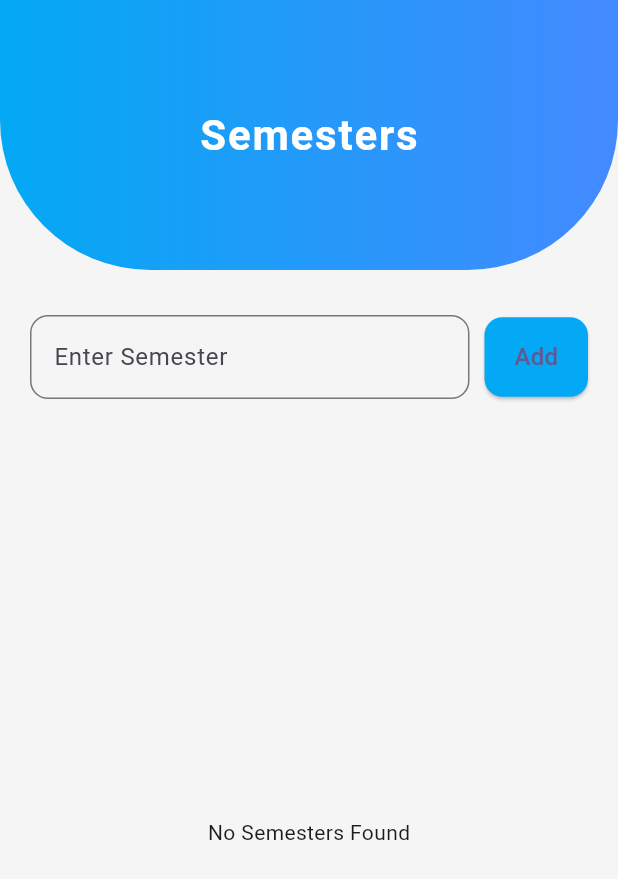
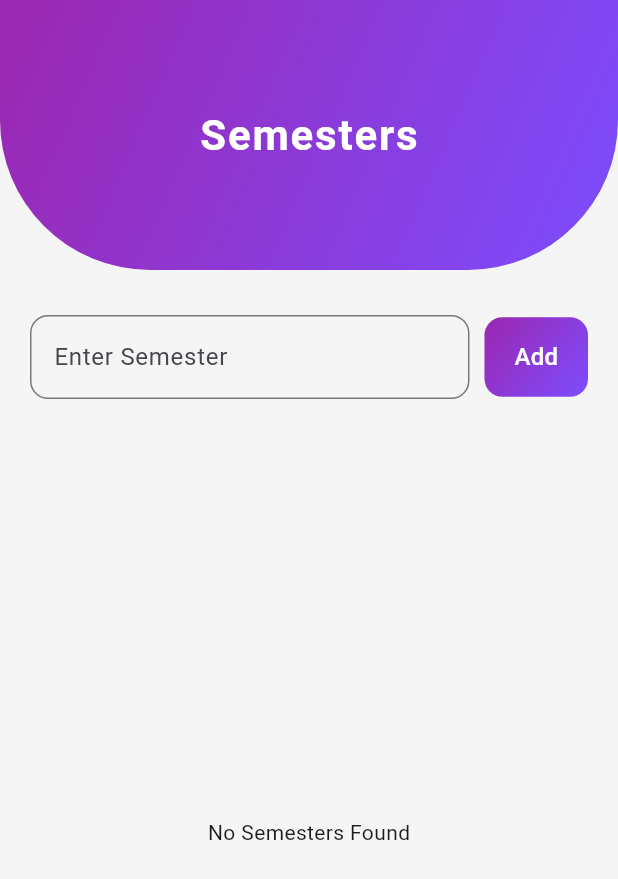
Before and after one commit to tazeendev/firestore_practice_project, a Flutter app: the SemesterScreen screen opened directly with empty values, after a tap on "Add", on a phone screen of 412 x 824 dp. Shown: the top 879 px of the screen. Run offline on Flutter 3.47's test engine with Material 3 defaults, Android fonts, the phone set to English and light mode, and no system bars; our stand-ins replace cloud_firestore, firebase_auth, firebase_core, flip_card; accounts and stored records are empty.

Commit message:
sub collection

```diff
--- a/lib/sub-collections/sub_collection_2/sub_collection_practice/semester_screen.dart
+++ b/lib/sub-collections/sub_collection_2/sub_collection_practice/semester_screen.dart
@@ -2,6 +2,7 @@ import 'package:cloud_firestore/cloud_firestore.dart';
 import 'package:firebase_app/sub-collections/sub_collection_2/sub_collection_practice/sub_collection_practice.dart';
 import 'package:flutter/material.dart';
 import 'package:flip_card/flip_card.dart';
+
 class SemesterScreen extends StatefulWidget {
   final String depId;
   const SemesterScreen({super.key, required this.depId});
@@ -15,13 +16,14 @@ class _SemesterScreenState extends State<SemesterScreen> {
 
   Future<void> addSemester() async {
     if (semController.text.isEmpty) return;
+    final semId=DateTime.now().microsecond.toString();
     await FirebaseFirestore.instance
         .collection('departments')
         .doc(widget.depId)
-        .collection('semester')
-        .add({
+        .collection('semester').doc(semId)
+        .set({
       'semester': semController.text,
-      'createdAt': Timestamp.now()
+      'createdAt': Timestamp.now(),
     });
     semController.clear();
   }
@@ -38,7 +40,11 @@ class _SemesterScreenState extends State<SemesterScreen> {
               Container(
                 height: 180,
                 decoration: const BoxDecoration(
-                  gradient: LinearGradient(colors: [Colors.lightBlue, Colors.blueAccent]),
+                  gradient: LinearGradient(
+                    colors: [Colors.purple, Colors.deepPurpleAccent],
+                    begin: Alignment.topLeft,
+                    end: Alignment.bottomRight,
+                  ),
                   borderRadius: BorderRadius.only(
                       bottomLeft: Radius.circular(100),
                       bottomRight: Radius.circular(100)),
@@ -52,13 +58,16 @@ class _SemesterScreenState extends State<SemesterScreen> {
                   child: Text(
                     'Semesters',
                     style: TextStyle(
-                        fontSize: 28, fontWeight: FontWeight.bold, color: Colors.white, letterSpacing: 1.2),
+                        fontSize: 28,
+                        fontWeight: FontWeight.bold,
+                        color: Colors.white,
+                        letterSpacing: 1.2),
                   ),
                 ),
               ),
             ],
           ),
-          const SizedBox(height: 30),
+           SizedBox(height: 30),
           Padding(
             padding: const EdgeInsets.symmetric(horizontal: 20),
             child: Row(
@@ -68,26 +77,45 @@ class _SemesterScreenState extends State<SemesterScreen> {
                     controller: semController,
                     decoration: InputDecoration(
                       hintText: 'Enter Semester',
-                      border: OutlineInputBorder(borderRadius: BorderRadius.circular(12)),
+                      border: OutlineInputBorder(
+                        borderRadius: BorderRadius.circular(12),
                       ),
                     ),
                   ),
-                const SizedBox(width: 10),
-                ElevatedButton(
+                ),
+                SizedBox(width: 10),
+                Container(
+                  decoration: BoxDecoration(
+                    gradient: const LinearGradient(
+                      colors: [Colors.purple, Colors.deepPurpleAccent],
+                      begin: Alignment.topLeft,
+                      end: Alignment.bottomRight,
+                    ),
+                    borderRadius: BorderRadius.circular(12),
+                  ),
+                  child: ElevatedButton(
                     onPressed: addSemester,
                     style: ElevatedButton.styleFrom(
-                    backgroundColor: Colors.lightBlue,
+                      backgroundColor: Colors.transparent,
+                      shadowColor: Colors.transparent,
+                      padding: const EdgeInsets.symmetric(
+                          horizontal: 20, vertical: 15),
                       shape: RoundedRectangleBorder(
                         borderRadius: BorderRadius.circular(12),
                       ),
-                    padding: const EdgeInsets.symmetric(horizontal: 20, vertical: 15),
                     ),
-                  child: const Text('Add', style: TextStyle(fontSize: 16)),
+                    child: const Text(
+                      'Add',
+                      style: TextStyle(fontSize: 16, color: Colors.white),
+                    ),
+                  ),
                 ),
               ],
             ),
           ),
           const SizedBox(height: 20),
+
+          // Semester list with FlipCards
           Expanded(
             child: StreamBuilder<QuerySnapshot>(
               stream: FirebaseFirestore.instance
@@ -97,10 +125,14 @@ class _SemesterScreenState extends State<SemesterScreen> {
                   .orderBy('createdAt', descending: true)
                   .snapshots(),
               builder: (context, snapshot) {
-                if (!snapshot.hasData)
+                if (!snapshot.hasData) {
                   return const Center(child: CircularProgressIndicator());
+                }
+
                 final semDocs = snapshot.data!.docs;
-                if (semDocs.isEmpty) return const Center(child: Text('No Semesters Found'));
+                if (semDocs.isEmpty) {
+                  return const Center(child: Text('No Semesters Found'));
+                }
 
                 return ListView.builder(
                   padding: const EdgeInsets.symmetric(horizontal: 20),
@@ -115,14 +147,23 @@ class _SemesterScreenState extends State<SemesterScreen> {
                           padding: const EdgeInsets.all(15),
                           decoration: BoxDecoration(
                             gradient: LinearGradient(
-                                colors: [Colors.lightBlue.shade200, Colors.blueAccent.shade200]),
+                                colors: [
+                                  Colors.lightBlue.shade200,
+                                  Colors.blueAccent.shade200
+                                ]),
                             borderRadius: BorderRadius.circular(20),
                           ),
                           child: ListTile(
-                            leading: const Icon(Icons.school, color: Colors.white),
-                            title: Text(sem['semester'] ?? 'No Semester',
-                                style: const TextStyle(fontWeight: FontWeight.bold, color: Colors.white)),
-                            subtitle: Text('Tap to manage', style: TextStyle(color: Colors.white70)),
+                            leading:
+                            const Icon(Icons.school, color: Colors.white),
+                            title: Text(
+                              sem['semester'] ?? 'No Semester',
+                              style: const TextStyle(
+                                  fontWeight: FontWeight.bold,
+                                  color: Colors.white),
+                            ),
+                            subtitle: Text('Tap to manage',
+                                style: TextStyle(color: Colors.white70)),
                           ),
                         ),
                         back: Container(
@@ -134,25 +175,36 @@ class _SemesterScreenState extends State<SemesterScreen> {
                           child: Column(
                             crossAxisAlignment: CrossAxisAlignment.start,
                             children: [
-                              Text(sem['semester'] ?? 'No Semester', style: const TextStyle(fontWeight: FontWeight.bold)),
+                              Text(
+                                sem['semester'] ?? 'No Semester',
+                                style:
+                                const TextStyle(fontWeight: FontWeight.bold),
+                              ),
                               const SizedBox(height: 10),
                               Row(
                                 mainAxisAlignment: MainAxisAlignment.end,
                                 children: [
+                                  // Edit button
                                   IconButton(
-                                    icon: const Icon(Icons.edit, color: Colors.orange),
+                                    icon:
+                                    const Icon(Icons.edit, color: Colors.orange),
                                     onPressed: () async {
                                       TextEditingController editController =
-                                      TextEditingController(text: sem['semester']);
+                                      TextEditingController(
+                                          text: sem['semester']);
                                       await showDialog(
                                         context: context,
                                         builder: (ctx) => AlertDialog(
                                           title: const Text("Edit Semester"),
-                                            content: TextField(controller: editController),
+                                          content: TextField(
+                                            controller: editController,
+                                          ),
                                           actions: [
                                             TextButton(
-                                                  onPressed: () => Navigator.pop(ctx),
-                                                  child: const Text("Cancel")),
+                                              onPressed: () =>
+                                                  Navigator.pop(ctx),
+                                              child: const Text("Cancel"),
+                                            ),
                                             TextButton(
                                               onPressed: () async {
                                                 await FirebaseFirestore.instance
@@ -160,27 +212,40 @@ class _SemesterScreenState extends State<SemesterScreen> {
                                                     .doc(widget.depId)
                                                     .collection('semester')
                                                     .doc(sem.id)
-                                                        .update({'semester': editController.text});
+                                                    .update({
+                                                  'semester': editController.text
+                                                });
                                                 Navigator.pop(ctx);
                                               },
-                                                  child: const Text("Save")),
+                                              child: const Text("Save"),
+                                            ),
                                           ],
-                                          ));
+                                        ),
+                                      );
                                     },
                                   ),
+
+                                  // Navigate button
                                   IconButton(
-                                    icon: const Icon(Icons.arrow_forward, color: Colors.purple),
+                                    icon: const Icon(Icons.arrow_forward,
+                                        color: Colors.purple),
                                     onPressed: () {
                                       Navigator.push(
                                         context,
                                         MaterialPageRoute(
                                           builder: (context) =>
-                                                AddStudentScreen(depId: widget.depId, semsId: sem.id)),
+                                              AddStudentScreen(
+                                                  depId: widget.depId,
+                                                  semsId: sem.id),
+                                        ),
                                       );
                                     },
                                   ),
+
+                                  // Delete button
                                   IconButton(
-                                    icon: const Icon(Icons.delete, color: Colors.red),
+                                    icon: const Icon(Icons.delete,
+                                        color: Colors.red),
                                     onPressed: () async {
                                       await FirebaseFirestore.instance
                                           .collection('departments')
@@ -191,7 +256,7 @@ class _SemesterScreenState extends State<SemesterScreen> {
                                     },
                                   ),
                                 ],
-                              )
+                              ),
                             ],
                           ),
                         ),
--- a/lib/sub-collections/sub_collection_2/sub_collection_practice/splash_screen_practice.dart
+++ b/lib/sub-collections/sub_collection_2/sub_collection_practice/splash_screen_practice.dart
@@ -1,7 +1,6 @@
 import 'package:firebase_app/sub-collections/sub_collection_2/sub_collection_practice/sub_collection_practice.dart';
 import 'package:flutter/material.dart';
 import 'dart:async';
-
 import 'department_screen.dart';
 
 class StartingScreen extends StatefulWidget {
@@ -18,8 +17,6 @@ class _StartingScreenState extends State<StartingScreen>
   @override
   void initState() {
     super.initState();
-
-    // Animation controller
     _controller = AnimationController(
       duration: const Duration(seconds: 2),
       vsync: this,
```
Also changed, not shown: lib/sub-collections/sub_collection_2/sub_collection_practice/department_screen.dart (+10 -13 lines), lib/sub-collections/sub_collection_2/sub_collection_practice/sub_collection_practice.dart (+19 -8 lines), lib/view/screens/firebase_store/firebase_store.dart (+16 -8 lines). Lines whose indentation alone changed are shown as unchanged.
